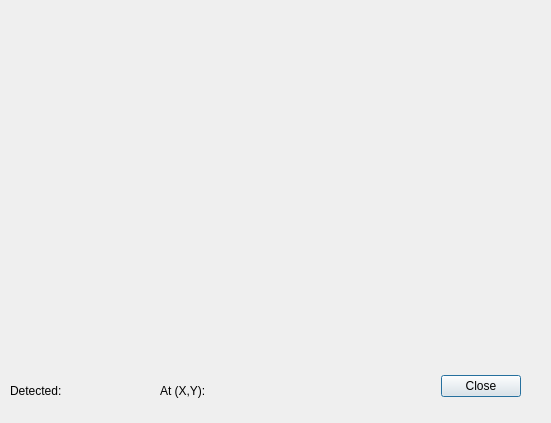
liuyc09/GestureRecog, file gesturedetector.ui: the form before one commit.
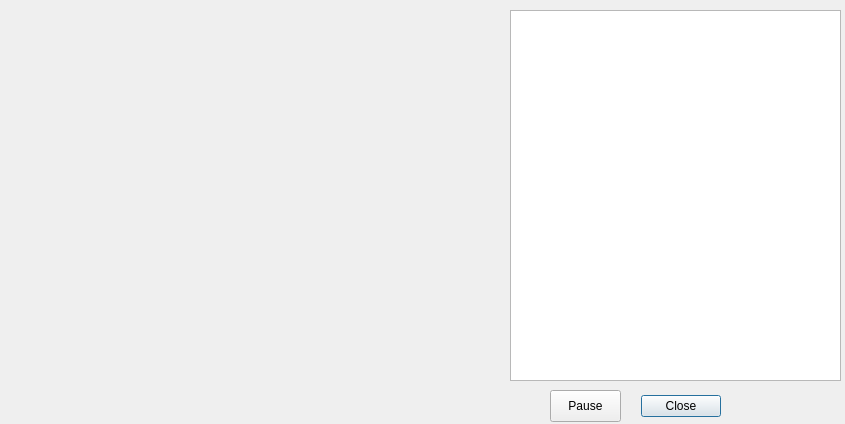
The form after the commit.

```diff
--- a/gesturedetector.ui
+++ b/gesturedetector.ui
@@ -6,8 +6,8 @@
    <rect>
     <x>0</x>
     <y>0</y>
-    <width>551</width>
-    <height>423</height>
+    <width>845</width>
+    <height>424</height>
    </rect>
   </property>
   <property name="windowTitle">
@@ -16,8 +16,8 @@
   <widget class="QDialogButtonBox" name="buttonBox">
    <property name="geometry">
     <rect>
-     <x>440</x>
-     <y>370</y>
+     <x>640</x>
+     <y>390</y>
      <width>81</width>
      <height>32</height>
     </rect>
@@ -34,64 +34,41 @@
     <rect>
      <x>20</x>
      <y>10</y>
-     <width>501</width>
-     <height>331</height>
+     <width>481</width>
+     <height>401</height>
     </rect>
    </property>
    <property name="text">
     <string/>
    </property>
   </widget>
-  <widget class="QLabel" name="label_1">
+  <widget class="QTextEdit" name="textEdit">
    <property name="geometry">
     <rect>
-     <x>10</x>
-     <y>370</y>
-     <width>61</width>
-     <height>41</height>
+     <x>510</x>
+     <y>10</y>
+     <width>331</width>
+     <height>371</height>
     </rect>
    </property>
-   <property name="text">
-    <string>Detected:</string>
+   <property name="font">
+    <font>
+     <family>Calibri</family>
+     <pointsize>9</pointsize>
+    </font>
    </property>
   </widget>
-  <widget class="QLabel" name="lblGesture">
+  <widget class="QPushButton" name="btnPause">
    <property name="geometry">
     <rect>
-     <x>80</x>
-     <y>370</y>
+     <x>550</x>
+     <y>390</y>
      <width>71</width>
-     <height>41</height>
+     <height>32</height>
     </rect>
    </property>
    <property name="text">
-    <string/>
-   </property>
-  </widget>
-  <widget class="QLabel" name="label_2">
-   <property name="geometry">
-    <rect>
-     <x>160</x>
-     <y>370</y>
-     <width>61</width>
-     <height>41</height>
-    </rect>
-   </property>
-   <property name="text">
-    <string>At (X,Y):</string>
-   </property>
-  </widget>
-  <widget class="QLabel" name="lblPos">
-   <property name="geometry">
-    <rect>
-     <x>220</x>
-     <y>370</y>
-     <width>61</width>
-     <height>41</height>
-    </rect>
-   </property>
-   <property name="text">
-    <string/>
+    <string>Pause</string>
    </property>
   </widget>
  </widget>
```
